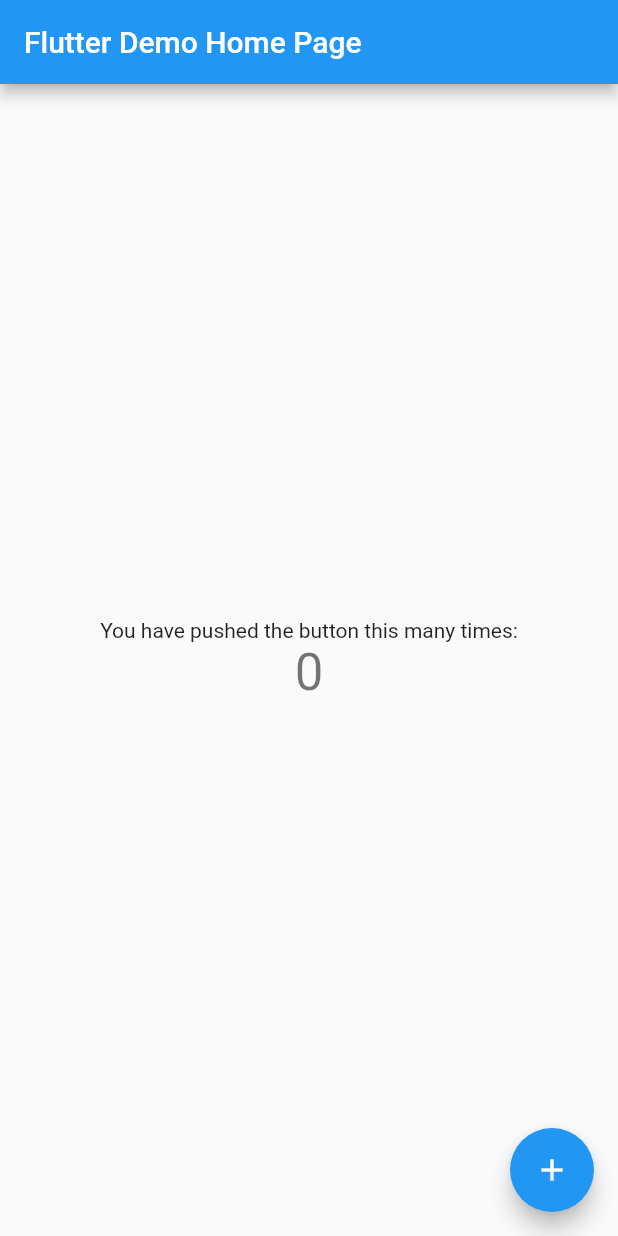
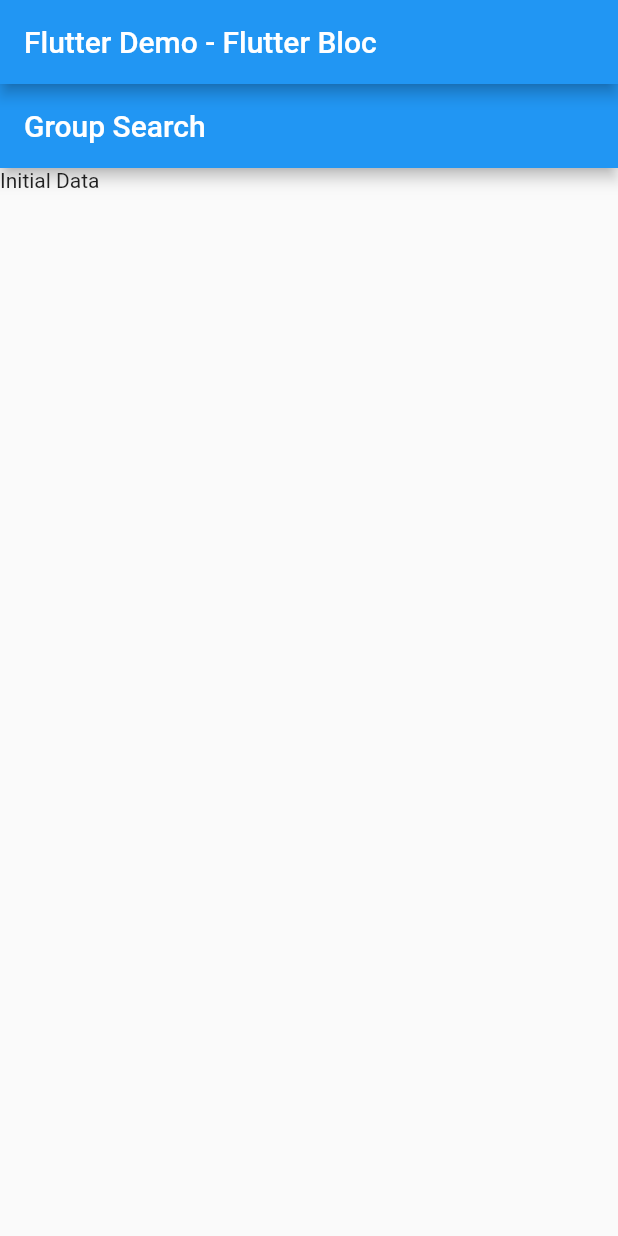
Before and after one commit to richkenmedia/flutter-boilerplate, a Flutter app: the screen it shows after launch, on a phone screen of 412 x 824 dp. Run offline on Flutter 3.47's test engine with Material 2 defaults, Android fonts, the phone set to English and light mode, and no system bars; our stand-ins replace bloc, equatable, flutter_bloc.

Commit message:
added bloc elements and UI

```diff
--- /dev/null
+++ b/lib/features/group/data/models/group.dart
@@ -0,0 +1,21 @@
+import 'package:meta/meta.dart';
+
+class Group {
+  final String name;
+  final double id;
+
+  Group({
+    @required this.name,
+    @required this.id,
+  });
+
+  @override
+  bool operator ==(Object o) {
+    if (identical(this, o)) return true;
+
+    return o is Group && o.name == name && o.id == id;
+  }
+
+  @override
+  int get hashCode => name.hashCode ^ id.hashCode;
+}
--- /dev/null
+++ b/lib/features/group/data/repositories/group.dart
@@ -0,0 +1,35 @@
+import 'dart:math';
+
+import 'package:boilerplate/features/group/data/models/group.dart';
+
+abstract class GroupRepository {
+  /// Throws [NetworkException].
+  Future<Group> fetchGroup(String name);
+}
+
+class FakeGroupRepository implements GroupRepository {
+  @override
+  Future<Group> fetchGroup(String name) {
+    // Simulate network delay
+    return Future.delayed(
+      Duration(seconds: 1),
+      () {
+        final random = Random();
+
+        // Simulate some network exception
+        if (random.nextBool()) {
+          throw NetworkException();
+        }
+
+        // Return "fetched" weather
+        return Group(
+          name: name,
+          // Temperature between 20 and 35.99
+          id: 20 + random.nextInt(15) + random.nextDouble(),
+        );
+      },
+    );
+  }
+}
+
+class NetworkException implements Exception {}
--- /dev/null
+++ b/lib/features/group/presentation/bloc/cubit/group_cubit.dart
@@ -0,0 +1,21 @@
+import 'package:bloc/bloc.dart';
+import 'package:equatable/equatable.dart';
+import 'package:boilerplate/features/group/data/repositories/group.dart';
+import 'package:boilerplate/features/group/data/models/group.dart';
+
+part 'group_state.dart';
+
+class GroupCubit extends Cubit<GroupState> {
+  final GroupRepository _groupRepository;
+  GroupCubit(this._groupRepository) : super(GroupInitial());
+
+  Future<void> getGroup(String groupName) async {
+    try {
+      emit(const GroupLoading());
+      final group = await _groupRepository.fetchGroup(groupName);
+      emit(GroupLoaded(group));
+    } on Exception {
+      emit(GroupError("Something went wrong"));
+    }
+  }
+}
--- /dev/null
+++ b/lib/features/group/presentation/bloc/cubit/group_state.dart
@@ -0,0 +1,46 @@
+part of 'group_cubit.dart';
+
+abstract class GroupState extends Equatable {
+  const GroupState();
+
+  @override
+  List<Object> get props => [];
+}
+
+class GroupInitial extends GroupState {
+  const GroupInitial();
+}
+
+class GroupLoading extends GroupState {
+  const GroupLoading();
+}
+
+class GroupLoaded extends GroupState {
+  final Group group;
+  const GroupLoaded(this.group);
+
+  @override
+  bool operator ==(Object other) {
+    if (identical(this, other)) return true;
+
+    return other is GroupLoaded && other.group == group;
+  }
+
+  @override
+  int get hashCode => group.hashCode;
+}
+
+class GroupError extends GroupState {
+  final String message;
+  const GroupError(this.message);
+
+  @override
+  bool operator ==(Object other) {
+    if (identical(this, other)) return true;
+
+    return other is GroupError && other.message == message;
+  }
+
+  @override
+  int get hashCode => message.hashCode;
+}
--- /dev/null
+++ b/lib/features/group/presentation/pages/group_search_page.dart
@@ -0,0 +1,99 @@
+import 'package:flutter/material.dart';
+import 'package:flutter_bloc/flutter_bloc.dart';
+import 'package:boilerplate/features/group/data/models/group.dart';
+import 'package:boilerplate/features/group/presentation/bloc/cubit/group_cubit.dart';
+import 'package:boilerplate/features/group/data/repositories/group.dart';
+
+class GroupSearchPage extends StatefulWidget {
+  @override
+  _GroupSearchPageState createState() => _GroupSearchPageState();
+}
+
+class _GroupSearchPageState extends State<GroupSearchPage> {
+  @override
+  Widget build(BuildContext context) {
+    return Scaffold(
+      appBar: AppBar(
+        title: Text("Group Search"),
+      ),
+      body: BlocProvider(
+        create: (context) => GroupCubit(FakeGroupRepository()),
+        child: BlocConsumer<GroupCubit, GroupState>(
+          listener: (context, state) {
+            if (state is GroupError) {
+              Scaffold.of(context)
+                  .showSnackBar(SnackBar(content: Text(state.message)));
+            }
+          },
+          builder: (context, state) {
+            if (state is GroupInitial) {
+              return Text("Initial Data");
+            } else if (state is GroupLoading) {
+              return Text("Data Loading");
+            } else if (state is GroupLoaded) {
+              return Text("Data Loaded");
+            } else {
+              return Text("Something went wrong");
+            }
+          },
+        ),
+      ),
+    );
+  }
+
+  Widget buildInitialInput() {
+    return Center(
+      child: NameInputField(),
+    );
+  }
+
+  Widget buildLoading() {
+    return Center(
+      child: CircularProgressIndicator(),
+    );
+  }
+
+  Column buildColumnWithData(Group group) {
+    return Column(
+      mainAxisAlignment: MainAxisAlignment.spaceEvenly,
+      children: <Widget>[
+        Text(
+          group.name,
+          style: TextStyle(
+            fontSize: 40,
+            fontWeight: FontWeight.w700,
+          ),
+        ),
+        Text(
+          // Display the temperature with 1 decimal place
+          "${group.id.toStringAsFixed(1)} °C",
+          style: TextStyle(fontSize: 80),
+        ),
+        NameInputField(),
+      ],
+    );
+  }
+}
+
+class NameInputField extends StatelessWidget {
+  @override
+  Widget build(BuildContext context) {
+    return Padding(
+      padding: const EdgeInsets.symmetric(horizontal: 50),
+      child: TextField(
+        onSubmitted: (value) => submitName(context, value),
+        textInputAction: TextInputAction.search,
+        decoration: InputDecoration(
+          hintText: "Enter a city",
+          border: OutlineInputBorder(borderRadius: BorderRadius.circular(12)),
+          suffixIcon: Icon(Icons.search),
+        ),
+      ),
+    );
+  }
+
+  void submitName(BuildContext context, String groupName) {
+    final groupCubit = context.bloc<GroupCubit>();
+    groupCubit.getGroup(groupName);
+  }
+}
--- a/lib/main.dart
+++ b/lib/main.dart
@@ -1,4 +1,5 @@
 import 'package:flutter/material.dart';
+import 'package:boilerplate/features/group/presentation/pages/group_search_page.dart';
 
 void main() {
   runApp(MyApp());
@@ -11,34 +12,15 @@ class MyApp extends StatelessWidget {
     return MaterialApp(
       title: 'Flutter Demo',
       theme: ThemeData(
-        // This is the theme of your application.
-        //
-        // Try running your application with "flutter run". You'll see the
-        // application has a blue toolbar. Then, without quitting the app, try
-        // changing the primarySwatch below to Colors.green and then invoke
-        // "hot reload" (press "r" in the console where you ran "flutter run",
-        // or simply save your changes to "hot reload" in a Flutter IDE).
-        // Notice that the counter didn't reset back to zero; the application
-        // is not restarted.
         primarySwatch: Colors.blue,
       ),
-      home: MyHomePage(title: 'Flutter Demo Home Page'),
+      home: MyHomePage(title: 'Flutter Demo - Flutter Bloc'),
     );
   }
 }
 
 class MyHomePage extends StatefulWidget {
   MyHomePage({Key key, this.title}) : super(key: key);
-
-  // This widget is the home page of your application. It is stateful, meaning
-  // that it has a State object (defined below) that contains fields that affect
-  // how it looks.
-
-  // This class is the configuration for the state. It holds the values (in this
-  // case the title) provided by the parent (in this case the App widget) and
-  // used by the build method of the State. Fields in a Widget subclass are
-  // always marked "final".
-
   final String title;
 
   @override
@@ -46,68 +28,13 @@ class MyHomePage extends StatefulWidget {
 }
 
 class _MyHomePageState extends State<MyHomePage> {
-  int _counter = 0;
-
-  void _incrementCounter() {
-    setState(() {
-      // This call to setState tells the Flutter framework that something has
-      // changed in this State, which causes it to rerun the build method below
-      // so that the display can reflect the updated values. If we changed
-      // _counter without calling setState(), then the build method would not be
-      // called again, and so nothing would appear to happen.
-      _counter++;
-    });
-  }
-
   @override
   Widget build(BuildContext context) {
-    // This method is rerun every time setState is called, for instance as done
-    // by the _incrementCounter method above.
-    //
-    // The Flutter framework has been optimized to make rerunning build methods
-    // fast, so that you can just rebuild anything that needs updating rather
-    // than having to individually change instances of widgets.
     return Scaffold(
       appBar: AppBar(
-        // Here we take the value from the MyHomePage object that was created by
-        // the App.build method, and use it to set our appbar title.
         title: Text(widget.title),
       ),
-      body: Center(
-        // Center is a layout widget. It takes a single child and positions it
-        // in the middle of the parent.
-        child: Column(
-          // Column is also a layout widget. It takes a list of children and
-          // arranges them vertically. By default, it sizes itself to fit its
-          // children horizontally, and tries to be as tall as its parent.
-          //
-          // Invoke "debug painting" (press "p" in the console, choose the
-          // "Toggle Debug Paint" action from the Flutter Inspector in Android
-          // Studio, or the "Toggle Debug Paint" command in Visual Studio Code)
-          // to see the wireframe for each widget.
-          //
-          // Column has various properties to control how it sizes itself and
-          // how it positions its children. Here we use mainAxisAlignment to
-          // center the children vertically; the main axis here is the vertical
-          // axis because Columns are vertical (the cross axis would be
-          // horizontal).
-          mainAxisAlignment: MainAxisAlignment.center,
-          children: <Widget>[
-            Text(
-              'You have pushed the button this many times:',
-            ),
-            Text(
-              '$_counter',
-              style: Theme.of(context).textTheme.headline4,
-            ),
-          ],
-        ),
-      ),
-      floatingActionButton: FloatingActionButton(
-        onPressed: _incrementCounter,
-        tooltip: 'Increment',
-        child: Icon(Icons.add),
-      ), // This trailing comma makes auto-formatting nicer for build methods.
+      body: GroupSearchPage(),
     );
   }
 }
```
